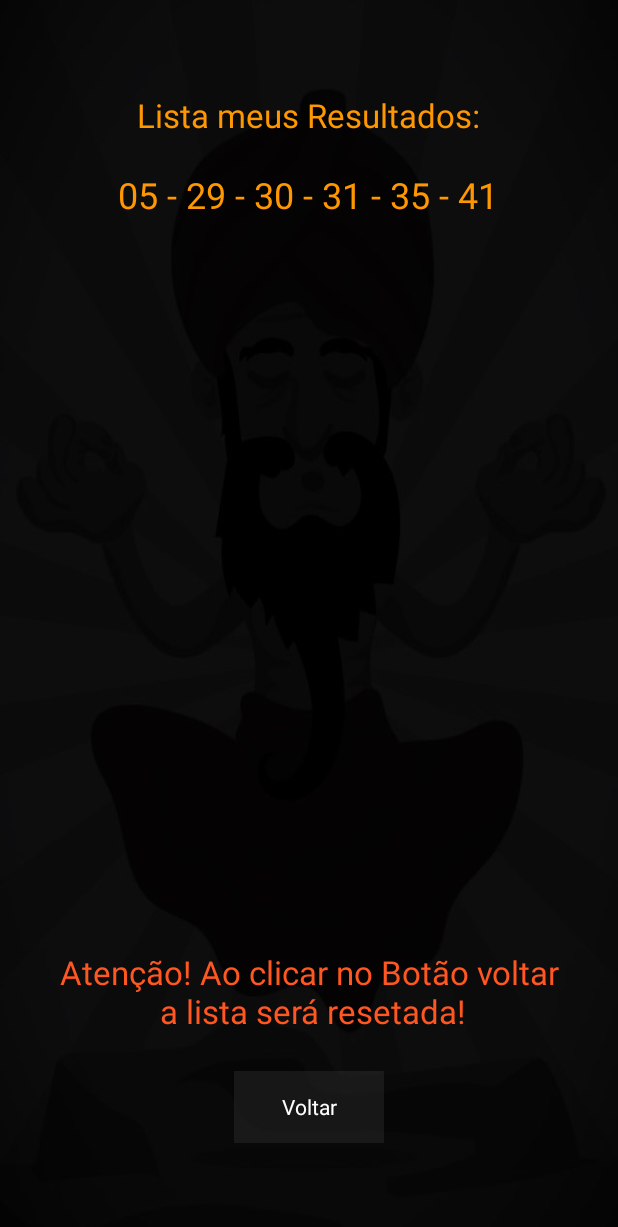
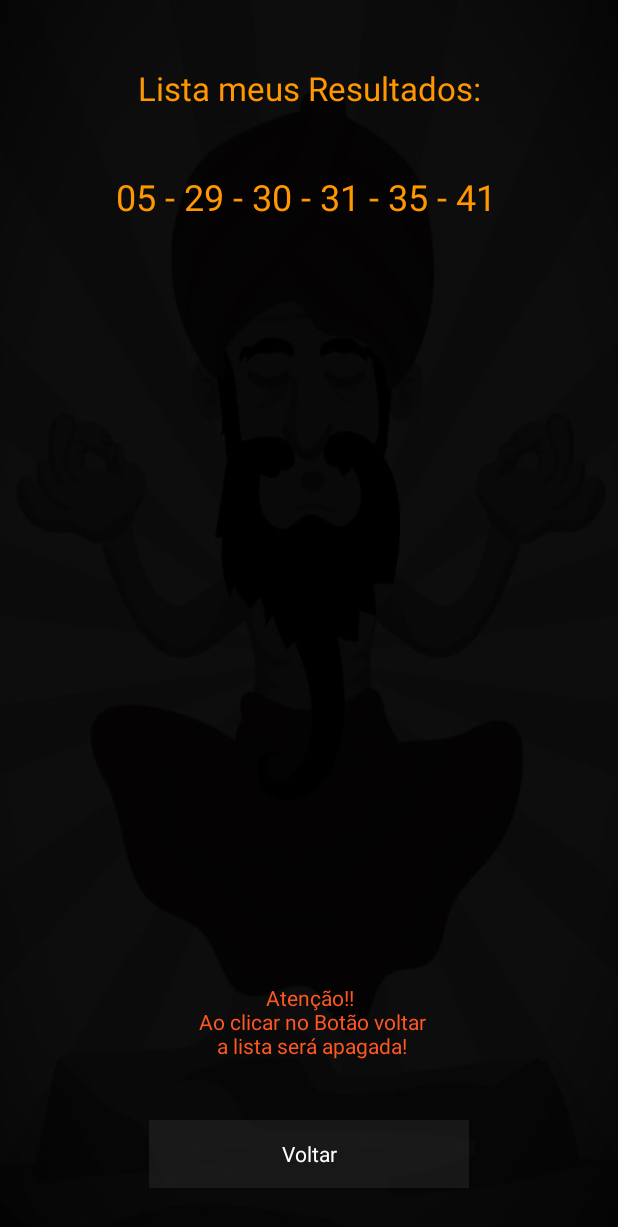
Before and after one commit to marciomg1/Palpite-MegaSena, an Android app: the screen it shows after launch (ResultadoActivity), after a tap on "MEUS RESULTADOS", on a phone screen of 412 x 824 dp. Shown: the top 1227 px of the screen. Run offline under Robolectric (Android 15) with nearby library versions, the phone set to English and light mode, and no system bars; 3 other taps on this screen came first.

Commit message:
Codigo refatorado, mudanças nas layouts principais

```diff
--- a/app/src/main/AndroidManifest.xml
+++ b/app/src/main/AndroidManifest.xml
@@ -1,6 +1,8 @@
 <?xml version="1.0" encoding="utf-8"?>
 <manifest xmlns:android="http://schemas.android.com/apk/res/android"
     xmlns:tools="http://schemas.android.com/tools">
+    <uses-permission android:name="android.permission.WRITE_EXTERNAL_STORAGE" />
+
 
     <application
         android:allowBackup="true"
--- a/app/src/main/java/com/sorteriomega1976/megasenasorteio/MainActivity.kt
+++ b/app/src/main/java/com/sorteriomega1976/megasenasorteio/MainActivity.kt
@@ -1,6 +1,6 @@
 package com.sorteriomega1976.megasenasorteio
 
-import android.annotation.SuppressLint
+
 import android.content.Intent
 import android.net.Uri
 import android.os.Bundle
@@ -22,15 +22,6 @@ class MainActivity : AppCompatActivity() {
         "Se você perceber que está jogando demais, tente estabelecer limites, ou mesmo fazer uma pausa por um tempo.",
         "O jogo pode te dar uma sensação de prazer e recompensa, mas também pode te causar ansiedade e irritabilidade. Não deixe que o jogo controle suas emoções.",
         "O jogo pode ser uma forma de escapar dos problemas, porém pode criar mais dificuldades. Enfrente suas questões com equilibrio e disposição",
-        "Você é muito mais do que um jogador. Você tem talentos e potenciais, explore outras possibilidades!",
-        "Você é um ser humano completo e incrivel! Não se veja apenas como um jogador!",
-        "Seus sonhos vão muito além dos jogos, vá atrás deles!",
-        "Não se limite ao jogo, explore todas as novas possibilidades!",
-        "Você é capaz de muito mais do que imagina, vá em frente!",
-        "O mundo está cheio de oportunidades, concentre-se nas suas!",
-        "Você é capaz de conquistar grandes coisas, vá além do jogo!",
-        "Não tenha medo de experimentar coisas novas e descobrir seu potencial!",
-        "Você é mais do que um jogador, você é um ser humano incrível e único!"
     )
 
     private lateinit var bt1: Button
@@ -91,6 +82,7 @@ class MainActivity : AppCompatActivity() {
             bt1.startAnimation(animFadeOut)
             tx1.startAnimation(animFadeOut)
             tv3.startAnimation(animFadeOut)
+
         }
 
         bt2.setOnClickListener {
@@ -102,6 +94,7 @@ class MainActivity : AppCompatActivity() {
         val btRes: Button = findViewById(R.id.btRes)
 
         btRes.setOnClickListener {
+
             val resultadoText = resultados.joinToString(separator = "\n\n")
             val intent = Intent(this, ResultadoActivity::class.java)
             intent.putExtra("resultado", resultadoText)
--- a/app/src/main/java/com/sorteriomega1976/megasenasorteio/ResultadoActivity.kt
+++ b/app/src/main/java/com/sorteriomega1976/megasenasorteio/ResultadoActivity.kt
@@ -7,12 +7,21 @@ import android.widget.Button
 import android.widget.TextView
 
 class ResultadoActivity : AppCompatActivity() {
+    private lateinit var tvR: TextView
+
     override fun onCreate(savedInstanceState: Bundle?) {
         super.onCreate(savedInstanceState)
         setContentView(R.layout.activity_resultado)
-        val resultadoText = intent.getStringExtra("resultado")
 
-        findViewById<TextView>(R.id.tvR).text = resultadoText
+        tvR = findViewById<TextView>(R.id.tvR)
+
+        if (savedInstanceState != null) {
+            val resultadoText = savedInstanceState.getString("resultado")
+            tvR.text = resultadoText
+        } else {
+            val resultadoText = intent.getStringExtra("resultado")
+            tvR.text = resultadoText
+        }
 
         val btV: Button = findViewById(R.id.btV)
         btV.setOnClickListener {
@@ -20,4 +29,14 @@ class ResultadoActivity : AppCompatActivity() {
             startActivity(intent)
         }
     }
+    override fun onSaveInstanceState(outState: Bundle) {
+        super.onSaveInstanceState(outState)
+        outState.putString("resultado", tvR.text.toString())
+    }
+
+    override fun onRestoreInstanceState(savedInstanceState: Bundle) {
+        super.onRestoreInstanceState(savedInstanceState)
+        val resultadoText = savedInstanceState.getString("resultado")
+        tvR.text = resultadoText
+    }
 }
--- a/app/src/main/res/layout/activity_resultado.xml
+++ b/app/src/main/res/layout/activity_resultado.xml
@@ -1,54 +1,81 @@
-<LinearLayout xmlns:android="http://schemas.android.com/apk/res/android"
+<androidx.constraintlayout.widget.ConstraintLayout
+    xmlns:android="http://schemas.android.com/apk/res/android"
+    xmlns:app="http://schemas.android.com/apk/res-auto"
     xmlns:tools="http://schemas.android.com/tools"
+    android:id="@+id/linearLayout"
     android:layout_width="match_parent"
     android:layout_height="match_parent"
     android:background="@drawable/guru12"
-    android:gravity="center"
-    android:orientation="vertical">
+    android:gravity="center">
 
     <TextView
         android:id="@+id/textView2"
-        android:layout_width="322dp"
-        android:layout_height="32dp"
+        android:layout_width="345dp"
+        android:layout_height="38dp"
+        android:layout_marginStart="44dp"
+        android:layout_marginTop="12dp"
+        android:layout_marginEnd="44dp"
         android:text="Lista meus Resultados:"
         android:textAlignment="center"
         android:textColor="#FF9800"
-        android:textSize="22sp" />
+        android:textSize="22sp"
+        app:layout_constraintBottom_toTopOf="@+id/scrollView"
+        app:layout_constraintEnd_toEndOf="parent"
+        app:layout_constraintStart_toStartOf="parent"
+        app:layout_constraintTop_toTopOf="parent" />
 
-    <TextView
-        android:id="@+id/textView5"
-        android:layout_width="match_parent"
-        android:layout_height="wrap_content" />
+
+    <ScrollView
+        android:id="@+id/scrollView"
+        android:layout_width="408dp"
+        android:layout_height="499dp"
+        app:layout_constraintBottom_toTopOf="@+id/textView3"
+        app:layout_constraintEnd_toEndOf="parent"
+        app:layout_constraintHeight_percent="0.6"
+        app:layout_constraintHorizontal_bias="0.0"
+        app:layout_constraintStart_toStartOf="parent"
+        app:layout_constraintTop_toBottomOf="@+id/textView2">
 
         <TextView
             android:id="@+id/tvR"
-        android:layout_width="319dp"
-        android:layout_height="520dp"
+            android:layout_width="match_parent"
+            android:layout_height="wrap_content"
+            android:layout_marginStart="46dp"
+            android:layout_marginEnd="46dp"
             android:textAlignment="center"
             android:textAppearance="@style/TextAppearance.AppCompat.Body1"
             android:textColor="#FF9800"
             android:textSize="24sp" />
+    </ScrollView>
 
     <TextView
         android:id="@+id/textView3"
-        android:layout_width="match_parent"
-        android:layout_height="61dp"
-        android:text="Atenção! Ao clicar no Botão voltar\n a lista será resetada!"
+        android:layout_width="311dp"
+        android:layout_height="51dp"
+        android:layout_marginTop="9dp"
+        android:layout_marginBottom="8dp"
+        android:text="Atenção!!\n Ao clicar no Botão voltar\n a lista será apagada!"
         android:textAlignment="center"
         android:textColor="#FF5722"
-        android:textSize="22sp" />
-
-    <TextView
-        android:id="@+id/textView6"
-        android:layout_width="match_parent"
-        android:layout_height="wrap_content" />
+        android:textSize="14sp"
+        app:layout_constraintBottom_toTopOf="@+id/btV"
+        app:layout_constraintEnd_toEndOf="parent"
+        app:layout_constraintStart_toStartOf="parent"
+        app:layout_constraintTop_toBottomOf="@+id/scrollView" />
 
     <Button
         android:id="@+id/btV"
-        android:layout_width="100dp"
-        android:layout_height="wrap_content"
+        android:layout_width="213dp"
+        android:layout_height="45dp"
+        android:layout_marginStart="99dp"
+        android:layout_marginEnd="99dp"
+        android:layout_marginBottom="32dp"
         android:background="#11FFFFFF"
         android:text="Voltar"
-        android:textAppearance="@style/TextAppearance.AppCompat.Body1" />
+        android:textAppearance="@style/TextAppearance.AppCompat.Body1"
+        app:layout_constraintBottom_toBottomOf="parent"
+        app:layout_constraintEnd_toEndOf="parent"
+        app:layout_constraintHorizontal_bias="0.0"
+        app:layout_constraintStart_toStartOf="parent" />
 
-</LinearLayout>
+</androidx.constraintlayout.widget.ConstraintLayout>
```
Lines whose indentation alone changed are shown as unchanged.
